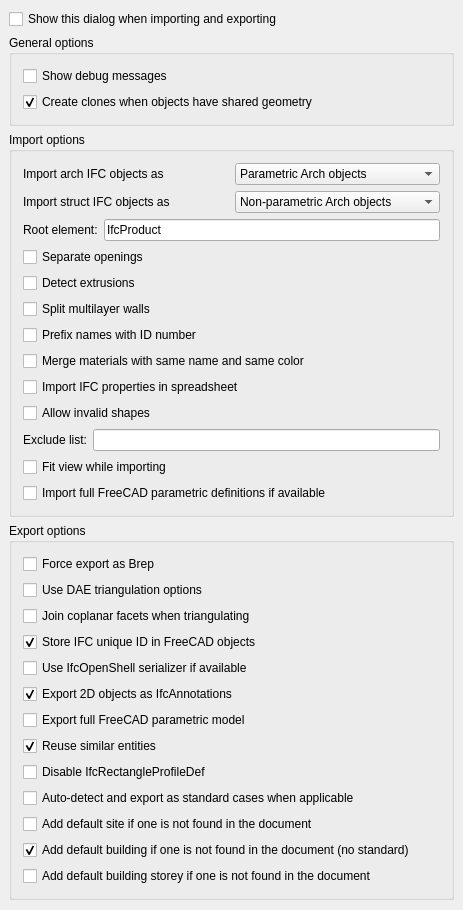
This is src/Mod/Arch/Resources/ui/preferences-ifc.ui in berndhahnebach/All_FreeCAD as Qt 5 draws it before an edit. The edited form follows.
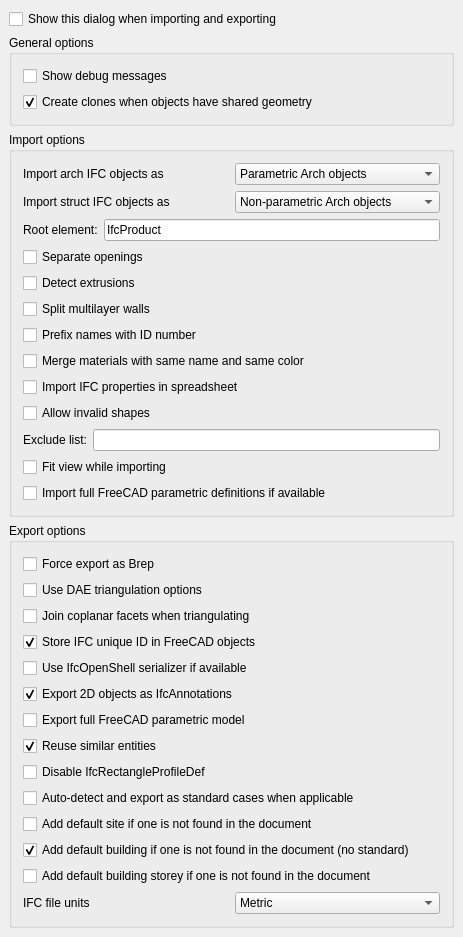
This is the edited form. Custom widgets are drawn as their Qt base class.

Commit message: Arch: Added option to export IFC files in imperial units

```diff
--- a/src/Mod/Arch/Resources/ui/preferences-ifc.ui
+++ b/src/Mod/Arch/Resources/ui/preferences-ifc.ui
@@ -7,7 +7,7 @@
     <x>0</x>
     <y>0</y>
     <width>463</width>
-    <height>910</height>
+    <height>937</height>
    </rect>
   </property>
   <property name="windowTitle">
@@ -634,6 +634,40 @@
         </property>
        </widget>
       </item>
+      <item>
+       <layout class="QHBoxLayout" name="horizontalLayout">
+        <item>
+         <widget class="QLabel" name="label">
+          <property name="text">
+           <string>IFC file units</string>
+          </property>
+         </widget>
+        </item>
+        <item>
+         <widget class="Gui::PrefComboBox" name="comboBox_3">
+          <property name="toolTip">
+           <string>The units you want your IFC file to be exported to. Note that IFC file are ALWAYS written in metric units. Imperial units are only a conversion applied on top of it. But some BIM applications will use this to choose which unit to work with when opening the file.</string>
+          </property>
+          <property name="prefEntry" stdset="0">
+           <cstring>ifcUnit</cstring>
+          </property>
+          <property name="prefPath" stdset="0">
+           <cstring>Mod/Arch</cstring>
+          </property>
+          <item>
+           <property name="text">
+            <string>Metric</string>
+           </property>
+          </item>
+          <item>
+           <property name="text">
+            <string>Imperial</string>
+           </property>
+          </item>
+         </widget>
+        </item>
+       </layout>
+      </item>
      </layout>
     </widget>
    </item>
```
The commit also changes 2 other files.
